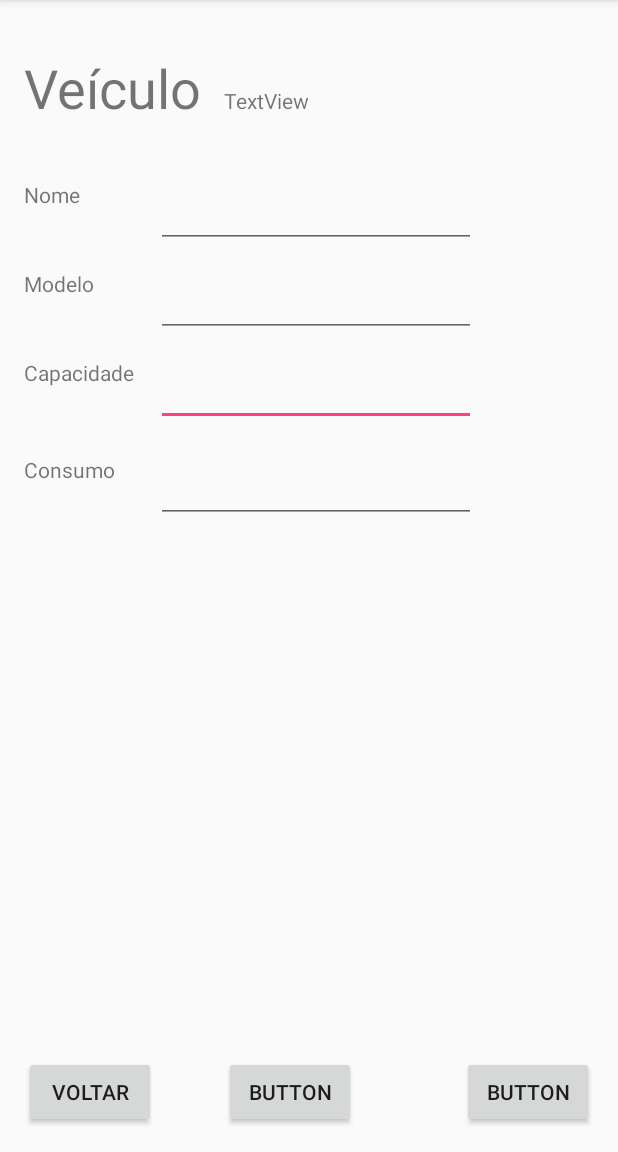
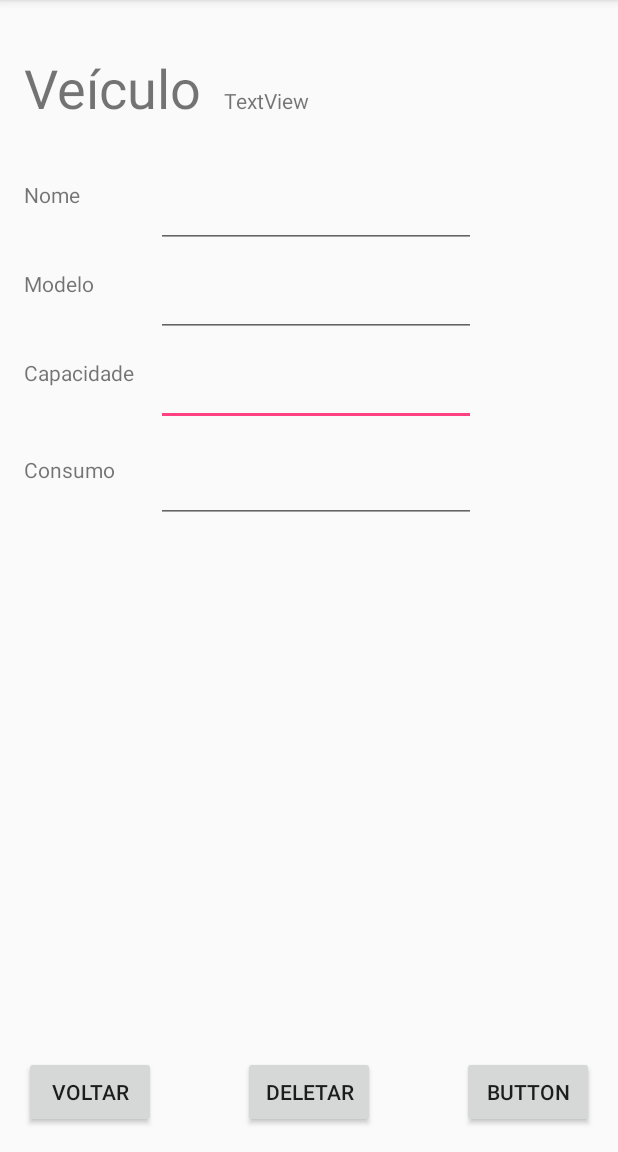
Before and after one commit to danielbibit/BroRide, an Android app: the VehicleEditor screen opened directly, with no data from a screen before it, on a phone screen of 412 x 824 dp, the part 84-1236 px from its top. Run offline under Robolectric (Android 15) with nearby library versions, the phone set to English and light mode, and no system bars; 1 statement that could not run was skipped.

Commit message:
Finished Vehicle editor class

```diff
--- a/app/src/main/res/layout/activity_vehicle_editor.xml
+++ b/app/src/main/res/layout/activity_vehicle_editor.xml
@@ -132,11 +132,10 @@
         android:onClick="back" />
 
     <Button
-        android:text="Button"
+        android:text="Deletar"
         android:layout_width="wrap_content"
         android:layout_height="wrap_content"
-        android:layout_alignTop="@+id/btnAction"
-        android:layout_alignLeft="@+id/description"
-        android:layout_alignStart="@+id/description"
-        android:id="@+id/btnDelete" />
+        android:id="@+id/btnDelete"
+        android:layout_alignParentBottom="true"
+        android:layout_centerHorizontal="true" />
 </RelativeLayout>
```
Also changed, not shown: app/src/main/java/daniel/broride/VehicleEditor.java (+41 -0 lines).
